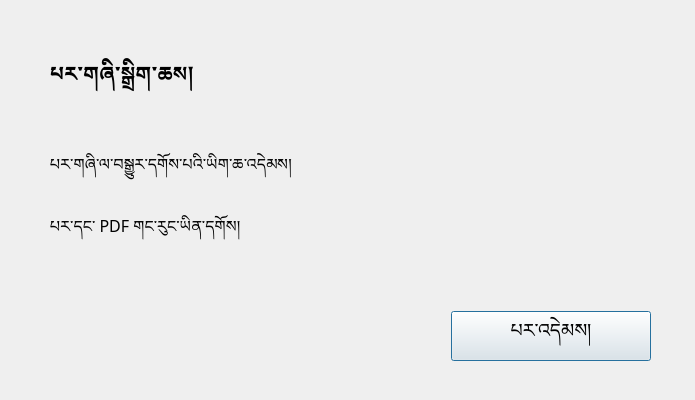
Above: rsc/window.ui from buda-base/pecha-printer before the change. Below: the same form after it.
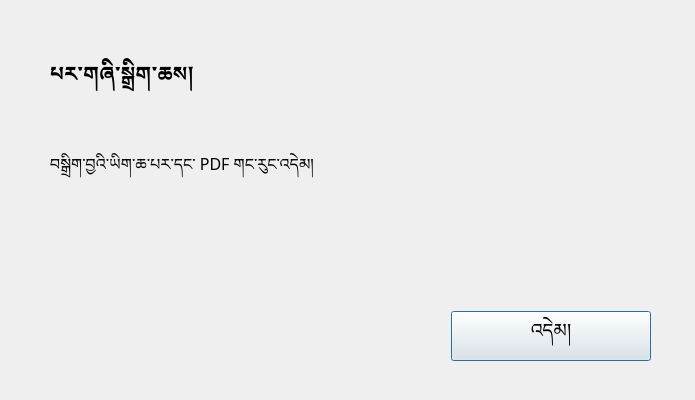
That is the form after the change. The open tabs and pages were chosen to show the change.

The edit to the form file:
```diff
--- a/rsc/window.ui
+++ b/rsc/window.ui
@@ -128,39 +128,7 @@
            </font>
           </property>
           <property name="text">
-           <string>པར་གཞི་ལ་བསྒྱུར་དགོས་པའི་ཡིག་ཆ་འདེམས།</string>
-          </property>
-         </widget>
-        </item>
-        <item>
-         <spacer name="verticalSpacer_14">
-          <property name="orientation">
-           <enum>Qt::Vertical</enum>
-          </property>
-          <property name="sizeType">
-           <enum>QSizePolicy::Fixed</enum>
-          </property>
-          <property name="sizeHint" stdset="0">
-           <size>
-            <width>20</width>
-            <height>10</height>
-           </size>
-          </property>
-         </spacer>
-        </item>
-        <item>
-         <widget class="QLabel" name="label_15">
-          <property name="enabled">
-           <bool>true</bool>
-          </property>
-          <property name="font">
-           <font>
-            <family>Microsoft Himalaya</family>
-            <pointsize>12</pointsize>
-           </font>
-          </property>
-          <property name="text">
-           <string>པར་དང་ PDF གང་རུང་ཡིན་དགོས།</string>
+           <string>བསྒྲིག་བྱའི་ཡིག་ཆ་པར་དང་ PDF གང་རུང་འདེམ།</string>
           </property>
          </widget>
         </item>
@@ -221,7 +189,7 @@
              <bool>false</bool>
             </property>
             <property name="text">
-             <string>པར་འདེམས།</string>
+             <string>འདེམ།</string>
             </property>
            </widget>
           </item>
```
Left out of the diff: 18 changed lines with no effect on the pictures.
